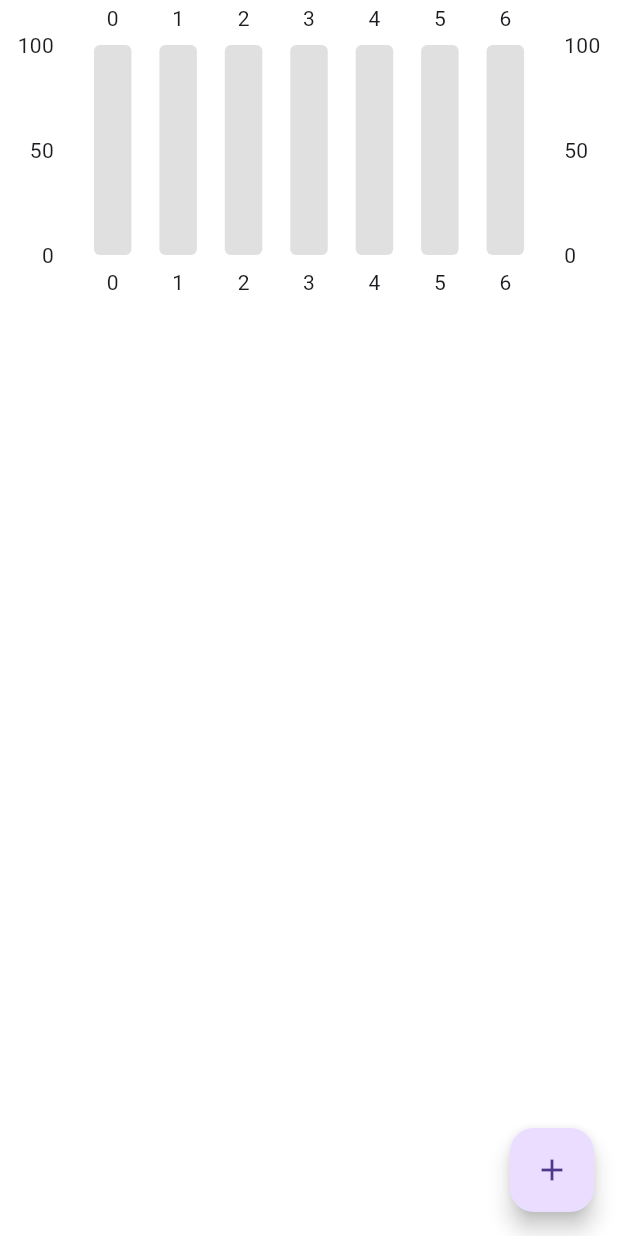
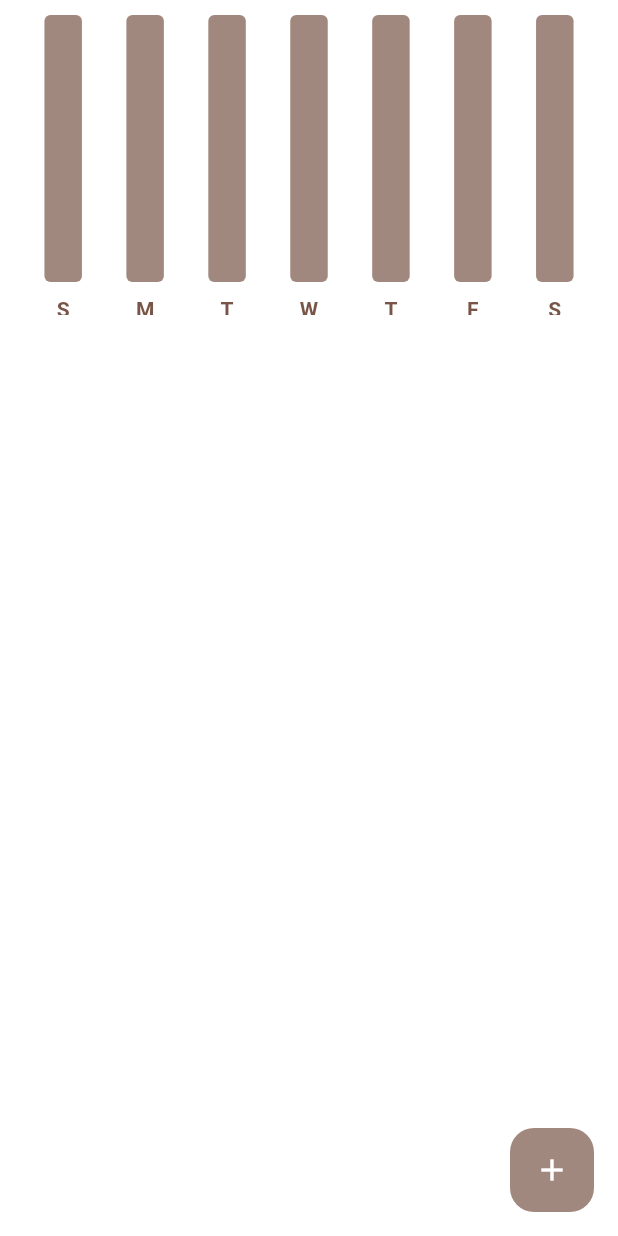
Before and after one commit to nomispal/Trackify, a Flutter app: the screen it shows after launch, on a phone screen of 412 x 824 dp. Run offline on Flutter 3.47's test engine with Material 3 defaults, Android fonts, the phone set to English and light mode, and no system bars; drawn by our look-alikes of fl_chart.

Commit message:
Decorating BarGraph

```diff
--- a/lib/bar_graph/bar_graph.dart
+++ b/lib/bar_graph/bar_graph.dart
@@ -43,8 +43,21 @@ class MyBarGraph extends StatelessWidget {
       BarChartData(
         maxY: maxY,
         minY: 0,
-        gridData: FlGridData(show: false),
+        gridData: const FlGridData(show: false),
         borderData: FlBorderData(show: false),
+        titlesData: const FlTitlesData(
+          show: true,
+          topTitles: AxisTitles(sideTitles:SideTitles(showTitles: false)),
+          leftTitles: AxisTitles(sideTitles:SideTitles(showTitles: false)),
+          rightTitles: AxisTitles(sideTitles:SideTitles(showTitles: false)),
+          bottomTitles: AxisTitles(
+            sideTitles: SideTitles(
+              showTitles: true,
+              getTitlesWidget: getBottomTile,
+            )
+          )
+        ),
+
         barGroups: mybardata.barData
             .map(
                 (data)=>BarChartGroupData(
@@ -52,13 +65,13 @@ class MyBarGraph extends StatelessWidget {
                   barRods: [
                     BarChartRodData(
                         toY: data.y,
-                      color: Colors.grey[800],
+                      color: Colors.brown[800],
                       borderRadius: BorderRadius.circular(4),
                       width: 25,
                       backDrawRodData: BackgroundBarChartRodData(
                         show: true,
                         toY: maxY,
-                        color: Colors.grey[300]
+                        color: Colors.brown[300]
                       ),
                     )
                   ]
@@ -70,3 +83,33 @@ class MyBarGraph extends StatelessWidget {
     );
   }
 }
+Widget getBottomTile(double value, TitleMeta meta){
+  const style = TextStyle(
+    color: Colors.brown,
+    fontWeight: FontWeight.bold,
+    fontSize: 14,
+  );
+  Widget text;
+  switch(value.toInt()){
+    case 0 :
+      text = const Text('S', style: style);
+    case 1 :
+      text = const Text('M', style: style);
+    case 2 :
+      text = const Text('T', style: style);
+    case 3 :
+      text = const Text('W', style: style);
+    case 4 :
+      text = const Text('T', style: style);
+    case 5 :
+      text = const Text('F', style: style);
+    case 6 :
+      text = const Text('S', style: style);
+    default :
+      text = const Text(' ', style: style);
+  }
+  return SideTitleWidget(
+      child: text,
+      axisSide: meta.axisSide
+  );
+}
--- a/lib/pages/home_page.dart
+++ b/lib/pages/home_page.dart
@@ -91,16 +91,23 @@ class _HomePageState extends State<HomePage> {
         builder: (context, value, child) => Scaffold(
           backgroundColor: Colors.white,
           floatingActionButton: FloatingActionButton(
+            elevation: 0,
             onPressed: addNewExpense,
+            backgroundColor: Colors.brown[300],
             child: const Icon(
               Icons.add,
+              color: Colors.white,
             ),
           ),
           body:
             ListView(
              children: [
+               const SizedBox(height: 10),
+
                //Weekly Summary
                ExpenseSummary(startOfWeek: value.startOfWeekDate()),
+
+               const SizedBox(height: 20),
 
                // all expense
                ListView.builder(
```
